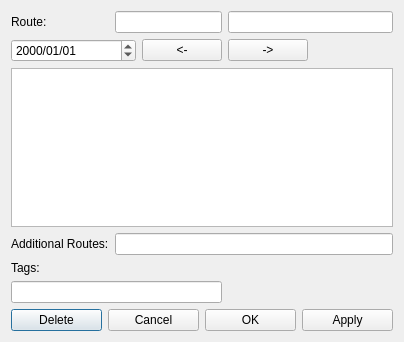
Old version of the form mapper_app/ui/routecommentsdlg.ui in the repository allenck/mapper.
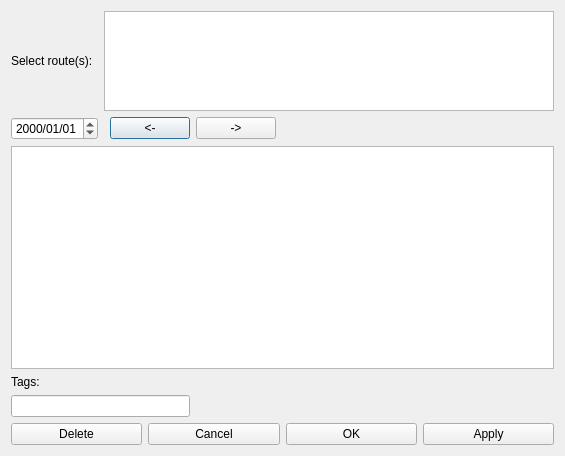
New version of the form. Custom widgets are drawn as their Qt base class.

Diff of the .ui file:
```diff
--- a/mapper_app/ui/routecommentsdlg.ui
+++ b/mapper_app/ui/routecommentsdlg.ui
@@ -6,70 +6,57 @@
    <rect>
     <x>0</x>
     <y>0</y>
-    <width>404</width>
-    <height>342</height>
+    <width>565</width>
+    <height>456</height>
    </rect>
   </property>
   <property name="windowTitle">
    <string>Dialog</string>
   </property>
   <layout class="QGridLayout" name="gridLayout">
-   <item row="0" column="1" colspan="2">
-    <widget class="QLineEdit" name="txtRoute"/>
+   <item row="4" column="0" colspan="3">
+    <widget class="QLineEdit" name="txtTags"/>
+   </item>
+   <item row="1" column="2">
+    <widget class="QPushButton" name="btnPrev">
+     <property name="text">
+      <string>&lt;-</string>
+     </property>
+    </widget>
+   </item>
+   <item row="2" column="0" colspan="5">
+    <widget class="HtmlTextEdit" name="txtComments"/>
    </item>
    <item row="0" column="0">
     <widget class="QLabel" name="label">
      <property name="text">
-      <string>Route:</string>
+      <string>Select route(s):</string>
      </property>
     </widget>
    </item>
-   <item row="6" column="0" colspan="5">
-    <layout class="QHBoxLayout" name="horizontalLayout">
-     <item>
-      <widget class="QPushButton" name="btnDelete">
-       <property name="text">
-        <string>Delete</string>
-       </property>
-      </widget>
-     </item>
-     <item>
-      <widget class="QPushButton" name="btnCancel">
-       <property name="text">
-        <string>Cancel</string>
-       </property>
-      </widget>
-     </item>
-     <item>
-      <widget class="QPushButton" name="btnOK">
-       <property name="text">
-        <string>OK</string>
-       </property>
-      </widget>
-     </item>
-     <item>
-      <widget class="QPushButton" name="btnApply">
-       <property name="text">
-        <string>Apply</string>
-       </property>
-      </widget>
-     </item>
-    </layout>
-   </item>
-   <item row="1" column="0" colspan="2">
+   <item row="1" column="0">
     <widget class="QDateEdit" name="dateEdit">
      <property name="displayFormat">
       <string>yyyy/MM/dd</string>
      </property>
     </widget>
    </item>
-   <item row="5" column="0" colspan="3">
-    <widget class="QLineEdit" name="txtTags"/>
-   </item>
-   <item row="4" column="0">
-    <widget class="QLabel" name="label_2">
-     <property name="text">
-      <string>Tags:</string>
+   <item row="0" column="1" colspan="4">
+    <widget class="RouteSelector" name="tableView">
+     <property name="sizePolicy">
+      <sizepolicy hsizetype="Expanding" vsizetype="Fixed">
+       <horstretch>0</horstretch>
+       <verstretch>0</verstretch>
+      </sizepolicy>
+     </property>
+     <property name="maximumSize">
+      <size>
+       <width>16777215</width>
+       <height>100</height>
+      </size>
+     </property>
+     <property name="toolTip">
+      <string>&lt;html&gt;&lt;head/&gt;&lt;body&gt;&lt;p&gt;Select the route to which this comment applies. Multiple selections may be made if the same comment applies to more than one route.&lt;/p&gt;&lt;/body&gt;&lt;/html&gt;</string>
      </property>
     </widget>
    </item>
@@ -86,13 +73,45 @@
      </property>
     </spacer>
    </item>
-   <item row="0" column="3" colspan="2">
-    <widget class="QLineEdit" name="txtRouteAlpha">
-     <property name="readOnly">
-      <bool>false</bool>
+   <item row="3" column="0">
+    <widget class="QLabel" name="label_2">
+     <property name="text">
+      <string>Tags:</string>
      </property>
     </widget>
    </item>
+   <item row="5" column="0" colspan="5">
+    <layout class="QHBoxLayout" name="horizontalLayout">
+     <item>
+      <widget class="QPushButton" name="btnDelete">
+       <property name="text">
+        <string>Delete</string>
+       </property>
+      </widget>
+     </item>
+     <item>
+      <widget class="QPushButton" name="btnCancel">
+       <property name="text">
+        <string>Cancel</string>
+       </property>
+      </widget>
+     </item>
+     <item>
+      <widget class="QPushButton" name="btnOK">
+       <property name="text">
+        <string>OK</string>
+       </property>
+      </widget>
+     </item>
+     <item>
+      <widget class="QPushButton" name="btnApply">
+       <property name="text">
+        <string>Apply</string>
+       </property>
+      </widget>
+     </item>
+    </layout>
+   </item>
    <item row="1" column="3">
     <widget class="QPushButton" name="btnNext">
      <property name="text">
@@ -100,26 +119,6 @@
      </property>
     </widget>
    </item>
-   <item row="1" column="2">
-    <widget class="QPushButton" name="btnPrev">
-     <property name="text">
-      <string>&lt;-</string>
-     </property>
-    </widget>
-   </item>
-   <item row="2" column="0" colspan="5">
-    <widget class="HtmlTextEdit" name="txtComments"/>
-   </item>
-   <item row="3" column="0">
-    <widget class="QLabel" name="label_3">
-     <property name="text">
-      <string>Additional Routes:</string>
-     </property>
-    </widget>
-   </item>
-   <item row="3" column="1" colspan="4">
-    <widget class="QLineEdit" name="txtAdditionalRoutes"/>
-   </item>
   </layout>
  </widget>
  <customwidgets>
@@ -128,6 +127,11 @@
    <extends>QTextEdit</extends>
    <header>htmltextedit.h</header>
   </customwidget>
+  <customwidget>
+   <class>RouteSelector</class>
+   <extends>QTableView</extends>
+   <header>routeselector.h</header>
+  </customwidget>
  </customwidgets>
  <resources/>
  <connections/>
```
